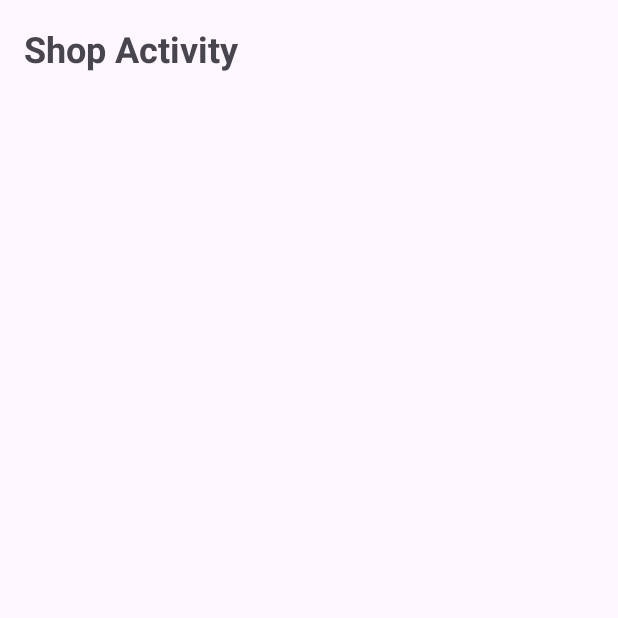
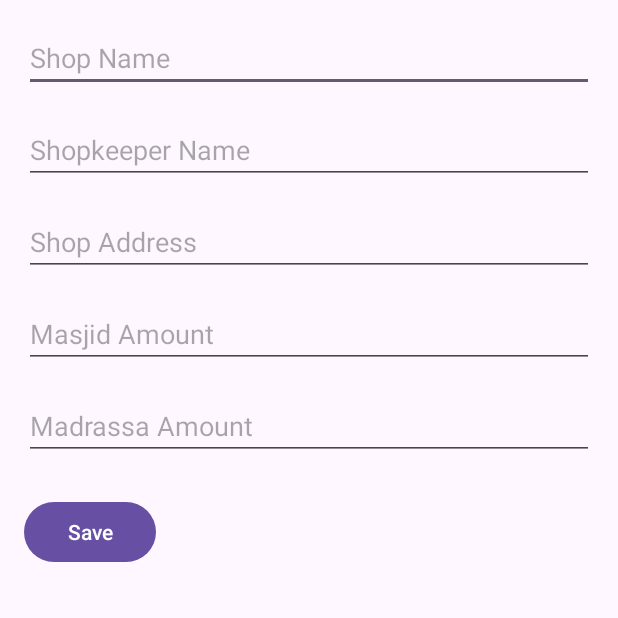
Before and after one commit to QaziHusnain/Donation_v1.0_android, an Android app: the shop_activity screen opened directly, with no data from a screen before it, on a phone screen of 412 x 824 dp, the top half of it. Run offline under Robolectric (Android 15) with nearby library versions, the phone set to English and light mode, and no system bars.

Commit message:
shop 2 module completed

```diff
--- a/app/src/main/java/com/example/donation/DatabaseHelper.java
+++ b/app/src/main/java/com/example/donation/DatabaseHelper.java
@@ -34,6 +34,14 @@ public class DatabaseHelper extends SQLiteOpenHelper {
     public static final String COLUMN_MASJID_AMOUNT = "masjid_amount";
     public static final String COLUMN_MADRASSA_AMOUNT = "madrassa_amount";
 
+    public static final String TABLE_SHOP = "shop_info";
+    public static final String COLUMN_ID_SHOP = "id";
+    public static final String COLUMN_NAME_SHOP = "shop_name";
+    public static final String COLUMN_SHOPKEEPER_NAME = "shopkeeper_name";
+    public static final String COLUMN_ADDRESS_SHOP = "shop_address";
+    public static final String COLUMN_MASJID_AMOUNT_SHOP = "masjid_amount";
+    public static final String COLUMN_MADRASSA_AMOUNT_SHOP = "madrassa_amount";
+
     // Create table query
     private static final String CREATE_TABLE =
             "CREATE TABLE " + TABLE_NAME + " (" +
@@ -61,6 +69,17 @@ public class DatabaseHelper extends SQLiteOpenHelper {
                     COLUMN_MASJID_AMOUNT + " TEXT NOT NULL, " +
                     COLUMN_MADRASSA_AMOUNT + " TEXT NOT NULL);";
 
+
+    // Create table SQL statement for Shop
+    private static final String CREATE_TABLE_SHOP = "CREATE TABLE " + TABLE_SHOP + "("
+            + COLUMN_ID_SHOP + " INTEGER PRIMARY KEY AUTOINCREMENT,"
+            + COLUMN_NAME_SHOP + " TEXT,"
+            + COLUMN_SHOPKEEPER_NAME + " TEXT,"
+            + COLUMN_ADDRESS_SHOP + " TEXT,"
+            + COLUMN_MASJID_AMOUNT_SHOP + " TEXT,"
+            + COLUMN_MADRASSA_AMOUNT_SHOP + " TEXT"
+            + ")";
+
     public DatabaseHelper(Context context) {
         super(context, DATABASE_NAME, null, DATABASE_VERSION);
     }
@@ -70,10 +89,17 @@ public class DatabaseHelper extends SQLiteOpenHelper {
         db.execSQL(CREATE_TABLE);
         db.execSQL(CREATE_TABLE_PERSONAL);
         db.execSQL(CREATE_TABLE_HOME);
+        db.execSQL(CREATE_TABLE_SHOP);
     }
 
     @Override
     public void onUpgrade(SQLiteDatabase db, int oldVersion, int newVersion) {
-        // Implement if needed
+        // Drop older tables if existed
+        db.execSQL("DROP TABLE IF EXISTS " + TABLE_PERSONAL);
+        db.execSQL("DROP TABLE IF EXISTS " + TABLE_HOME);
+        db.execSQL("DROP TABLE IF EXISTS " + TABLE_SHOP);
+
+        // Create tables again
+        onCreate(db);
     }
 }
--- a/app/src/main/res/layout/shop_activity.xml
+++ b/app/src/main/res/layout/shop_activity.xml
@@ -1,16 +1,64 @@
 <?xml version="1.0" encoding="utf-8"?>
 <RelativeLayout xmlns:android="http://schemas.android.com/apk/res/android"
     android:layout_width="match_parent"
-    android:layout_height="match_parent"
-    android:padding="16dp">
+    android:layout_height="match_parent">
 
-    <TextView
+    <EditText
+        android:id="@+id/editTextShopName"
+        android:layout_width="match_parent"
+        android:layout_height="wrap_content"
+        android:hint="Shop Name"
+        android:layout_marginTop="16dp"
+        android:layout_marginStart="16dp"
+        android:layout_marginEnd="16dp"/>
+
+    <EditText
+        android:id="@+id/editTextShopkeeperName"
+        android:layout_width="match_parent"
+        android:layout_height="wrap_content"
+        android:hint="Shopkeeper Name"
+        android:layout_below="@id/editTextShopName"
+        android:layout_marginTop="16dp"
+        android:layout_marginStart="16dp"
+        android:layout_marginEnd="16dp"/>
+
+    <EditText
+        android:id="@+id/editTextShopAddress"
+        android:layout_width="match_parent"
+        android:layout_height="wrap_content"
+        android:hint="Shop Address"
+        android:layout_below="@id/editTextShopkeeperName"
+        android:layout_marginTop="16dp"
+        android:layout_marginStart="16dp"
+        android:layout_marginEnd="16dp"/>
+
+    <EditText
+        android:id="@+id/editTextMasjidAmount"
+        android:layout_width="match_parent"
+        android:layout_height="wrap_content"
+        android:hint="Masjid Amount"
+        android:layout_below="@id/editTextShopAddress"
+        android:layout_marginTop="16dp"
+        android:layout_marginStart="16dp"
+        android:layout_marginEnd="16dp"/>
+
+    <EditText
+        android:id="@+id/editTextMadrassaAmount"
+        android:layout_width="match_parent"
+        android:layout_height="wrap_content"
+        android:hint="Madrassa Amount"
+        android:layout_below="@id/editTextMasjidAmount"
+        android:layout_marginTop="16dp"
+        android:layout_marginStart="16dp"
+        android:layout_marginEnd="16dp"/>
+
+    <Button
+        android:id="@+id/buttonSaveShop"
         android:layout_width="wrap_content"
         android:layout_height="wrap_content"
-        android:text="Shop Activity"
-        android:textSize="24sp"
-        android:textStyle="bold" />
-
-    <!-- Add other views for the Shop Activity layout as needed -->
-
+        android:text="Save"
+        android:layout_below="@id/editTextMadrassaAmount"
+        android:layout_marginTop="24dp"
+        android:layout_marginStart="16dp"
+        android:layout_marginEnd="16dp"/>
 </RelativeLayout>
```
Also changed, not shown: app/src/main/java/com/example/donation/shop_activity.java (+73 -1 lines).
